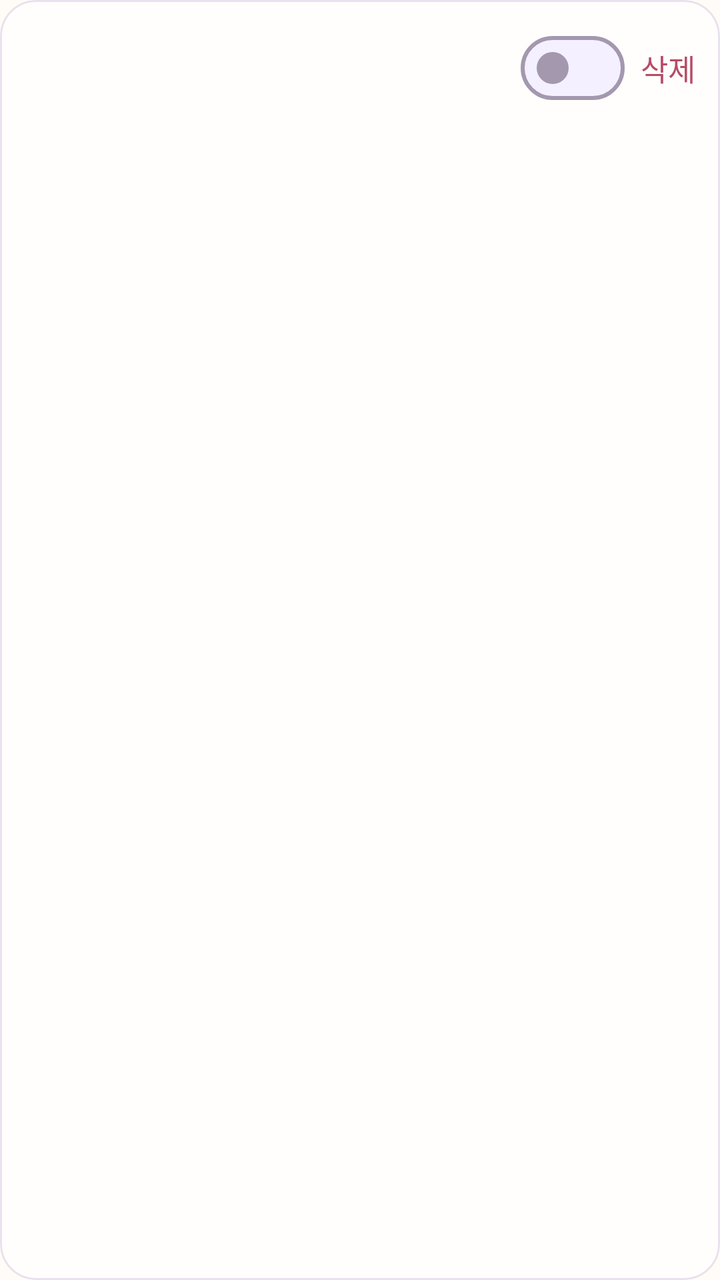
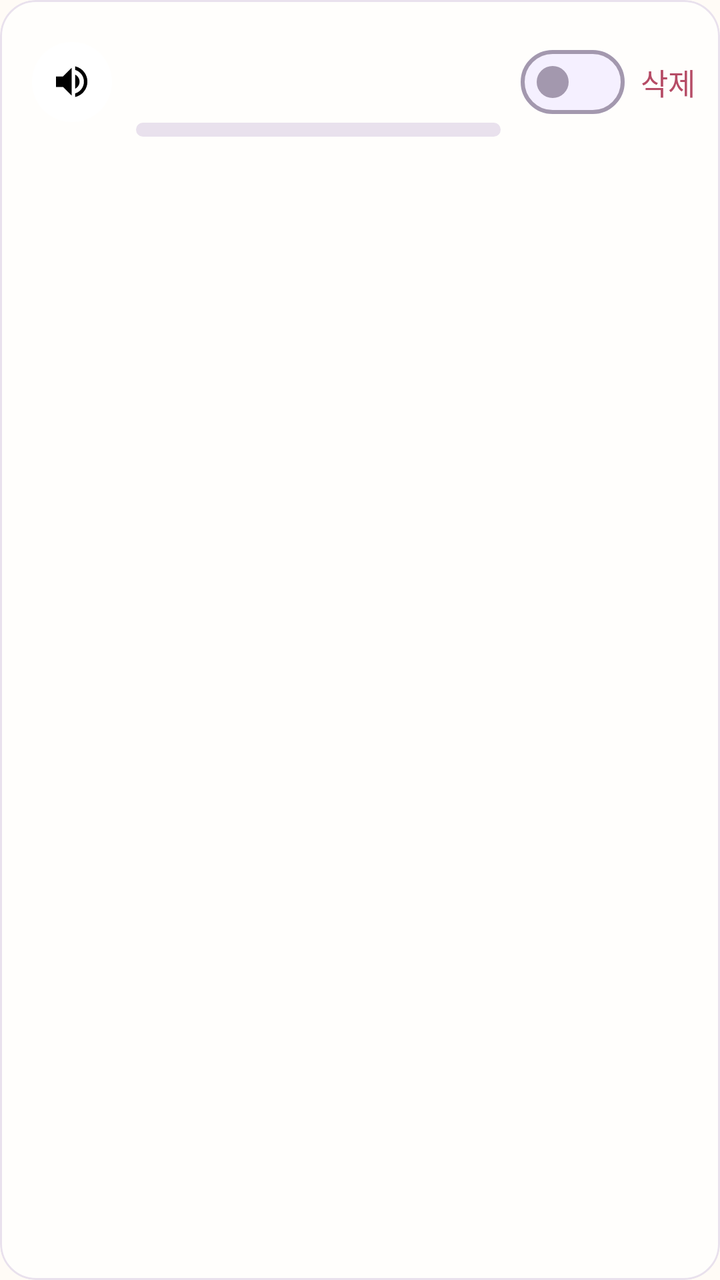

Compare the two renders of this Android layout. The source of the first and the diff that turns it into the second are given below.
<!-- AndroidManifest.xml: application theme Theme.KidCare -->
<!-- res/layout/item_schedule.xml -->
<?xml version="1.0" encoding="utf-8"?>
<com.google.android.material.card.MaterialCardView
    xmlns:android="http://schemas.android.com/apk/res/android"
    xmlns:app="http://schemas.android.com/apk/res-auto"
    android:layout_width="match_parent"
    android:layout_height="wrap_content"
    android:layout_marginHorizontal="12dp"
    android:layout_marginVertical="5dp">

    <LinearLayout
        android:layout_width="match_parent"
        android:layout_height="wrap_content"
        android:baselineAligned="false"
        android:gravity="center_vertical"
        android:orientation="horizontal"
        android:paddingStart="12dp"
        android:paddingEnd="4dp"
        android:paddingVertical="6dp">

        <LinearLayout
            android:id="@+id/row_body"
            android:layout_width="0dp"
            android:layout_height="wrap_content"
            android:layout_weight="1"
            android:background="?attr/selectableItemBackground"
            android:clickable="true"
            android:focusable="true"
            android:minHeight="48dp"
            android:orientation="vertical"
            android:paddingHorizontal="4dp"
            android:paddingVertical="8dp">

            <TextView
                android:id="@+id/title_text"
                android:layout_width="match_parent"
                android:layout_height="wrap_content"
                android:textAppearance="?attr/textAppearanceBodyLarge" />

            <TextView
                android:id="@+id/detail_text"
                android:layout_width="match_parent"
                android:layout_height="wrap_content"
                android:textAppearance="?attr/textAppearanceBodySmall"
                android:textColor="?attr/colorOnSurfaceVariant" />
        </LinearLayout>

        <com.google.android.material.materialswitch.MaterialSwitch
            android:id="@+id/enabled_switch"
            android:layout_width="wrap_content"
            android:layout_height="wrap_content"
            android:layout_marginStart="8dp"
            android:minHeight="48dp" />

        <com.google.android.material.button.MaterialButton
            android:id="@+id/delete_button"
            style="@style/Widget.KidCare.Button.Text"
            android:layout_width="wrap_content"
            android:layout_height="wrap_content"
            android:insetLeft="0dp"
            android:insetRight="0dp"
            android:minWidth="0dp"
            android:paddingHorizontal="8dp"
            android:text="@string/schedule_delete"
            android:textColor="?attr/colorError"
            app:iconPadding="0dp" />
    </LinearLayout>
</com.google.android.material.card.MaterialCardView>
<!-- resources referenced by this layout -->
<resources>
  <string name="schedule_delete">삭제</string>
  <style parent="" name="ShapeAppearance.KidCare.Medium">
          <item name="cornerFamily">rounded</item>
          <item name="cornerSize">18dp</item>
      </style>
  <color name="sky">#826DCC</color>
  <color name="on_accent">#FFFFFF</color>
  <color name="sky_soft">#EEE9FF</color>
  <color name="ink">#342D3F</color>
  <color name="apricot">#F2A05F</color>
  <color name="apricot_soft">#FFF0E2</color>
  <color name="on_apricot_soft">#5A3216</color>
  <color name="grass">#7E9D68</color>
  <color name="grass_soft">#EDF4E7</color>
  <color name="berry_ink">#B64C66</color>
  <color name="paper_card">#FFFEFC</color>
  <color name="berry_soft">#FDE8F2</color>
  <color name="on_berry_soft">#5B213C</color>
  <color name="paper">#FFFBF6</color>
  <color name="paper_fold">#F5F0FF</color>
  <color name="ink_soft">#776E84</color>
  <color name="line">#A398AE</color>
  <color name="line_soft">#E9E1ED</color>
  <style parent="" name="ShapeAppearance.KidCare.ExtraSmall">
          <item name="cornerFamily">rounded</item>
          <item name="cornerSize">6dp</item>
      </style>
  <style parent="" name="ShapeAppearance.KidCare.Small">
          <item name="cornerFamily">rounded</item>
          <item name="cornerSize">12dp</item>
      </style>
  <style parent="" name="ShapeAppearance.KidCare.Large">
          <item name="cornerFamily">rounded</item>
          <item name="cornerSize">24dp</item>
      </style>
  <style parent="" name="ShapeAppearance.KidCare.ExtraLarge">
          <item name="cornerFamily">rounded</item>
          <item name="cornerSize">28dp</item>
      </style>
  <style name="TextAppearance.KidCare.BodyLarge" parent="TextAppearance.Material3.BodyLarge">
          <item name="android:textSize">17sp</item><item name="lineHeight">26sp</item>
      </style>
  <style name="TextAppearance.KidCare.BodyMedium" parent="TextAppearance.Material3.BodyMedium">
          <item name="android:textSize">15sp</item><item name="lineHeight">23sp</item>
      </style>
  <style name="TextAppearance.KidCare.BodySmall" parent="TextAppearance.Material3.BodySmall">
          <item name="android:textSize">13sp</item><item name="lineHeight">19sp</item>
      </style>
  <style name="TextAppearance.KidCare.LabelLarge" parent="TextAppearance.Material3.LabelLarge">
          <item name="android:textSize">15sp</item><item name="android:fontFamily">sans-serif-medium</item><item name="lineHeight">21sp</item>
      </style>
  <style name="TextAppearance.KidCare.LabelSmall" parent="TextAppearance.Material3.LabelSmall">
          <item name="android:textSize">12sp</item><item name="android:fontFamily">sans-serif-medium</item><item name="lineHeight">16sp</item>
      </style>
  <style parent="" name="ShapeAppearance.KidCare.Pill">
          <item name="cornerFamily">rounded</item>
          <item name="cornerSize">50%</item>
      </style>
  <!-- unchanged entries left out for length: 18 -->
</resources>

<!-- the commit's change to res/layout/item_schedule.xml (unified diff, before → after) -->
@@ -4,8 +4,9 @@
     xmlns:app="http://schemas.android.com/apk/res-auto"
     android:layout_width="match_parent"
     android:layout_height="wrap_content"
-    android:layout_marginHorizontal="12dp"
-    android:layout_marginVertical="5dp">
+    android:layout_marginHorizontal="14dp"
+    android:layout_marginVertical="5dp"
+    app:shapeAppearance="@style/ShapeAppearance.KidCare.Medium">
 
     <LinearLayout
         android:layout_width="match_parent"
@@ -15,7 +16,7 @@
         android:orientation="horizontal"
         android:paddingStart="12dp"
         android:paddingEnd="4dp"
-        android:paddingVertical="6dp">
+        android:paddingVertical="8dp">
 
         <LinearLayout
             android:id="@+id/row_body"
@@ -23,32 +24,83 @@
             android:layout_height="wrap_content"
             android:layout_weight="1"
             android:background="?attr/selectableItemBackground"
+            android:baselineAligned="false"
             android:clickable="true"
             android:focusable="true"
+            android:gravity="center_vertical"
             android:minHeight="48dp"
-            android:orientation="vertical"
+            android:orientation="horizontal"
             android:paddingHorizontal="4dp"
-            android:paddingVertical="8dp">
+            android:paddingVertical="6dp">
 
-            <TextView
-                android:id="@+id/title_text"
-                android:layout_width="match_parent"
+            
+            <FrameLayout
+                android:id="@+id/mode_sticker"
+                android:layout_width="40dp"
+                android:layout_height="40dp"
+                android:layout_marginEnd="12dp"
+                android:background="@drawable/bg_sticker_circle">
+
+                <ImageView
+                    android:id="@+id/mode_icon"
+                    android:layout_width="21dp"
+                    android:layout_height="21dp"
+                    android:layout_gravity="center"
+                    android:importantForAccessibility="no"
+                    android:src="@drawable/ic_volume_up" />
+            </FrameLayout>
+
+            <LinearLayout
+                android:layout_width="0dp"
                 android:layout_height="wrap_content"
-                android:textAppearance="?attr/textAppearanceBodyLarge" />
+                android:layout_weight="1"
+                android:orientation="vertical">
 
-            <TextView
-                android:id="@+id/detail_text"
-                android:layout_width="match_parent"
-                android:layout_height="wrap_content"
-                android:textAppearance="?attr/textAppearanceBodySmall"
-                android:textColor="?attr/colorOnSurfaceVariant" />
+                <TextView
+                    android:id="@+id/title_text"
+                    android:layout_width="match_parent"
+                    android:layout_height="wrap_content"
+                    android:textAppearance="?attr/textAppearanceBodyLarge" />
+
+                <TextView
+                    android:id="@+id/detail_text"
+                    android:layout_width="match_parent"
+                    android:layout_height="wrap_content"
+                    android:textAppearance="?attr/textAppearanceBodySmall"
+                    android:textColor="?attr/colorOnSurfaceVariant" />
+
+                
+                <LinearLayout
+                    android:id="@+id/day_ribbon"
+                    android:layout_width="match_parent"
+                    android:layout_height="7dp"
+                    android:layout_marginTop="7dp"
+                    android:background="@drawable/bg_ribbon_track"
+                    android:orientation="horizontal">
+
+                    <View
+                        android:id="@+id/ribbon_head"
+                        android:layout_width="0dp"
+                        android:layout_height="match_parent" />
+
+                    <View
+                        android:id="@+id/ribbon_middle"
+                        android:layout_width="0dp"
+                        android:layout_height="match_parent" />
+
+                    <View
+                        android:id="@+id/ribbon_tail"
+                        android:layout_width="0dp"
+                        android:layout_height="match_parent" />
+                </LinearLayout>
+            </LinearLayout>
         </LinearLayout>
 
         <com.google.android.material.materialswitch.MaterialSwitch
             android:id="@+id/enabled_switch"
             android:layout_width="wrap_content"
             android:layout_height="wrap_content"
-            android:layout_marginStart="8dp"
+            android:layout_marginStart="6dp"
             android:minHeight="48dp" />
 
         <com.google.android.material.button.MaterialButton
<!-- resource entries referenced after the edit -->
@@ -1,5 +1,17 @@
 <!-- resources referenced by this layout -->
 <resources>
+  <!-- drawable bg_ribbon_track (drawable) -->
+  <shape xmlns:android="http://schemas.android.com/apk/res/android" android:shape="rectangle">
+      <solid android:color="@color/line_soft" />
+      <corners android:radius="5dp" />
+  </shape>
+  <!-- drawable bg_sticker_circle (drawable) -->
+  <shape xmlns:android="http://schemas.android.com/apk/res/android" android:shape="oval">
+      <solid android:color="@android:color/white" />
+  </shape>
+  <!-- drawable ic_volume_up (drawable) -->
+  <?xml version="1.0" encoding="utf-8"?>
+  <vector xmlns:android="http://schemas.android.com/apk/res/android" android:width="24dp" android:height="24dp" android:viewportWidth="24" android:viewportHeight="24"><path android:fillColor="#FF000000" android:pathData="M3,9 L3,15 L7,15 L12,20 L12,4 L7,9 Z M16.5,12 C16.5,10.23 15.48,8.71 14,7.97 L14,16.02 C15.48,15.29 16.5,13.77 16.5,12 Z M14,3.23 L14,5.29 C16.89,6.15 19,8.83 19,12 C19,15.17 16.89,17.85 14,18.71 L14,20.77 C18.01,19.86 21,16.28 21,12 C21,7.72 18.01,4.14 14,3.23 Z" /></vector>
   <string name="schedule_delete">삭제</string>
   <style parent="" name="ShapeAppearance.KidCare.Medium">
           <item name="cornerFamily">rounded</item>
